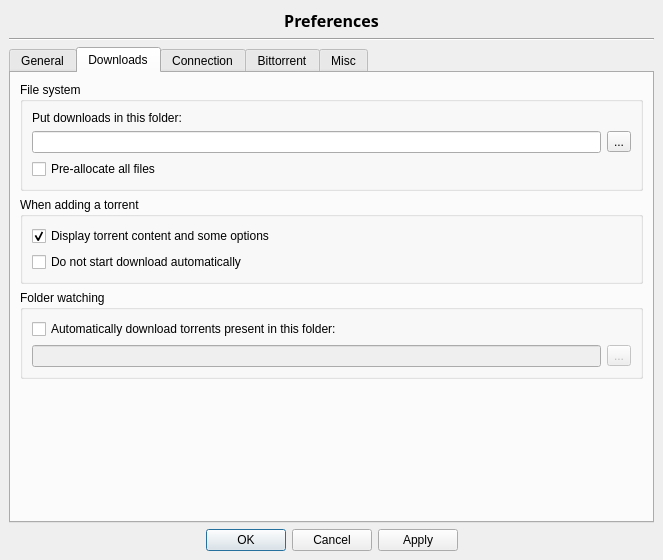
First picture: the form in src/options.ui, repository SysAdminDoc/qBittorrent-Vanced, before the edit.
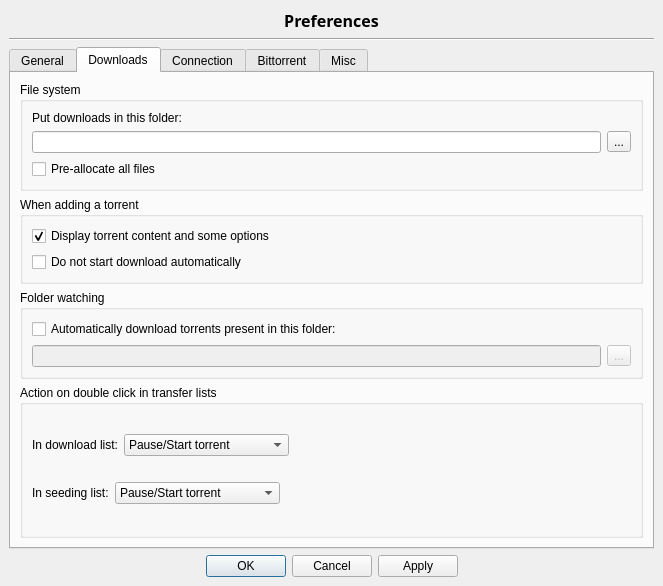
Second picture: the form after the edit. The open tabs and pages were chosen to show the change. Icons and pictures are not drawn.

Commit message: - Start minimized option in program preferences *** - In finished list, replace "Seeds/Leechs" column by "Leechers" because Seeds are always 0. - Allow to change action on double-click   -> in download list   -> in seeding list

What changed in the file:
```diff
--- a/src/options.ui
+++ b/src/options.ui
@@ -6,7 +6,7 @@
     <x>0</x>
     <y>0</y>
     <width>663</width>
-    <height>560</height>
+    <height>586</height>
    </rect>
   </property>
   <property name="minimumSize" >
@@ -547,17 +547,114 @@
         </widget>
        </item>
        <item>
-        <spacer>
-         <property name="orientation" >
-          <enum>Qt::Vertical</enum>
+        <widget class="QGroupBox" name="ActDblClickBox" >
+         <property name="sizePolicy" >
+          <sizepolicy vsizetype="Expanding" hsizetype="Expanding" >
+           <horstretch>0</horstretch>
+           <verstretch>0</verstretch>
+          </sizepolicy>
          </property>
-         <property name="sizeHint" >
-          <size>
-           <width>557</width>
-           <height>21</height>
-          </size>
+         <property name="title" >
+          <string comment="qBittorrent will watch a directory and automatically download torrents present in it" >Action on double click in transfer lists</string>
          </property>
-        </spacer>
+         <layout class="QVBoxLayout" >
+          <item>
+           <layout class="QHBoxLayout" >
+            <item>
+             <widget class="QLabel" name="lblDlList_2" >
+              <property name="text" >
+               <string>In download list:</string>
+              </property>
+             </widget>
+            </item>
+            <item>
+             <widget class="QComboBox" name="actionTorrentDlOnDblClBox" >
+              <property name="sizePolicy" >
+               <sizepolicy vsizetype="Fixed" hsizetype="Preferred" >
+                <horstretch>0</horstretch>
+                <verstretch>0</verstretch>
+               </sizepolicy>
+              </property>
+              <property name="currentIndex" >
+               <number>0</number>
+              </property>
+              <item>
+               <property name="text" >
+                <string>Pause/Start torrent</string>
+               </property>
+              </item>
+              <item>
+               <property name="text" >
+                <string>Delete torrent</string>
+               </property>
+              </item>
+              <item>
+               <property name="text" >
+                <string>Show torrent's properties</string>
+               </property>
+              </item>
+             </widget>
+            </item>
+            <item>
+             <spacer>
+              <property name="orientation" >
+               <enum>Qt::Horizontal</enum>
+              </property>
+              <property name="sizeHint" >
+               <size>
+                <width>40</width>
+                <height>20</height>
+               </size>
+              </property>
+             </spacer>
+            </item>
+           </layout>
+          </item>
+          <item>
+           <layout class="QHBoxLayout" >
+            <item>
+             <widget class="QLabel" name="lblUploadList" >
+              <property name="text" >
+               <string>In seeding list:</string>
+              </property>
+             </widget>
+            </item>
+            <item>
+             <widget class="QComboBox" name="actionTorrentFnOnDblClBox" >
+              <item>
+               <property name="text" >
+                <string>Pause/Start torrent</string>
+               </property>
+              </item>
+              <item>
+               <property name="text" >
+                <string>Delete torrent</string>
+               </property>
+              </item>
+              <item>
+               <property name="text" >
+                <string>Show torrent's properties</string>
+               </property>
+              </item>
+             </widget>
+            </item>
+            <item>
+             <spacer>
+              <property name="orientation" >
+               <enum>Qt::Horizontal</enum>
+              </property>
+              <property name="sizeHint" >
+               <size>
+                <width>40</width>
+                <height>20</height>
+               </size>
+              </property>
+             </spacer>
+            </item>
+           </layout>
+          </item>
+         </layout>
+        </widget>
        </item>
       </layout>
      </widget>
```
Left out of the diff: 25 changed lines with no effect on the pictures. The commit also changes 9 other files.
